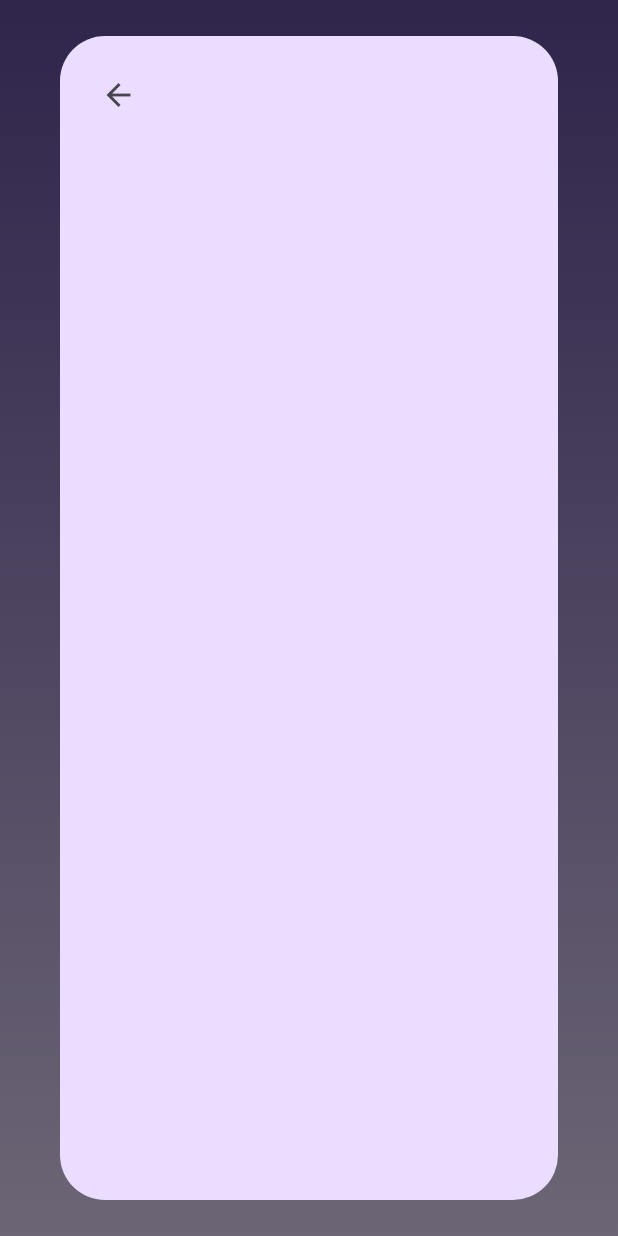
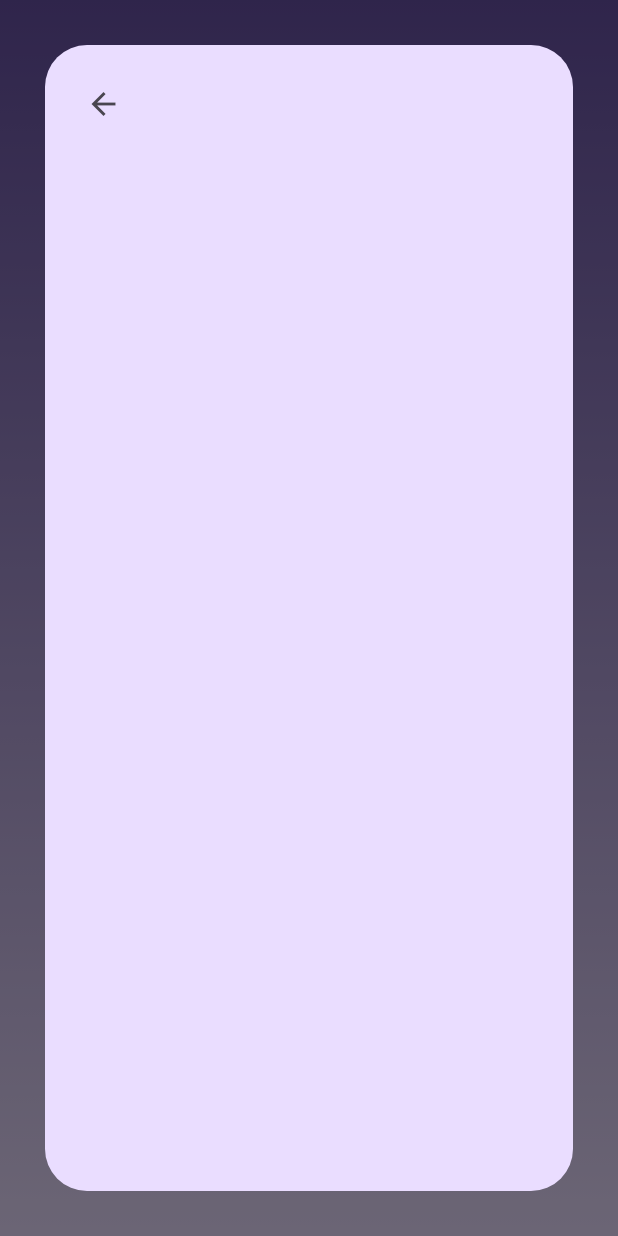
Before and after one commit to aaguueeroo-org/vidas, a Flutter app: the screen it shows after launch, after a tap on "Load vida", on a phone screen of 412 x 824 dp. Run offline on Flutter 3.47's test engine with Material 3 defaults, Android fonts, the phone set to English and light mode, and no system bars; our stand-ins replace google_fonts, sqflite; accounts and stored records are empty.

Commit message:
feat(storage): documentation - VIDA-20

```diff
--- a/lib/view/home/load_vida/load_vida_dialog.dart
+++ b/lib/view/home/load_vida/load_vida_dialog.dart
@@ -5,12 +5,15 @@ import 'package:vidas/view/home/load_vida/widgets/vida_slot_card.dart';
 
 import 'package:vidas/view/home/load_vida/load_vida_view_model.dart';
 
+/// Shows a list of saved games and allows the user to either delete them or
+/// load them.
 class LoadVidaDialog extends StatefulWidget {
   const LoadVidaDialog({super.key});
 
   @override
   State<LoadVidaDialog> createState() => _LoadVidaDialogState();
 
+  /// Shows the dialog and adds a [LoadVidaViewModel] to the widget tree.
   static Future<void> show(BuildContext context) async {
     await showDialog(
       context: context,
@@ -28,59 +31,63 @@ class _LoadVidaDialogState extends State<LoadVidaDialog> {
     final controller = Provider.of<LoadVidaViewModel>(context);
 
     return Dialog(
-      backgroundColor: Colors.transparent,
+      insetPadding: const EdgeInsets.symmetric(
+        horizontal: 30,
+        vertical: 30,
+      ),
+      backgroundColor: Theme.of(context).colorScheme.primaryContainer,
       child: Container(
         padding: const EdgeInsets.all(15),
-        alignment: Alignment.center,
         decoration: BoxDecoration(
-          color: Theme.of(context).colorScheme.primaryContainer,
           borderRadius: BorderRadius.circular(30),
         ),
         child: Column(
           crossAxisAlignment: CrossAxisAlignment.start,
           children: [
             const BackButton(),
-            Expanded(
-              child: FutureBuilder<List<Vida>>(
+            FutureBuilder<List<Vida>>(
               future: controller.getAllSavedGames(),
               builder: (context, snapshot) {
+
+                // If there are saved games, show them
                 if (snapshot.hasData) {
                   List<Vida> vidas = snapshot.data!;
 
-                    return ListView.builder(
+                  // Saved games list
+                  return ListView.separated(
+                    shrinkWrap: true,
                     itemCount: vidas.length,
+                    separatorBuilder: (_, __) => const SizedBox(height: 10),
                     itemBuilder: (context, index) {
-                        return Padding(
-                          padding: const EdgeInsets.symmetric(
-                            vertical: 5,
-                            horizontal: 0,
-                          ),
-                          child: VidaSlotCard(
+                      return VidaSlotCard(
                         vida: vidas[index],
                         onDelete: (vidaId) {
-
+                          // Removes item in the view
                           setState(() {
                             vidas.removeAt(index);
                           });
-
+                          //Removes item in the database
                           controller.deleteGame(vidaId);
                         },
-                          ),
                       );
                     },
                   );
-                  } else if (snapshot.connectionState ==
-                      ConnectionState.waiting) {
+                }
+
+                // Show a loading indicator while the data is loading
+                else if (snapshot.connectionState == ConnectionState.waiting) {
                   return const Center(
                     child: CircularProgressIndicator(),
                   );
-                  } else {
+                }
+
+                // If there are no saved games, show a message
+                else {
                   return const Center(
                     child: Text('No saved games'),
                   );
                 }
               },
-              ),
             ),
           ],
         ),
```
Also changed, not shown: lib/database/dao/storage_dao.dart (+8 -0 lines), lib/model/vida.dart (+20 -0 lines), lib/view/home/load_vida/load_vida_view_model.dart (+6 -2 lines), lib/view/home/load_vida/widgets/vida_slot_card.dart (+19 -1 lines). Lines whose indentation alone changed are shown as unchanged.
